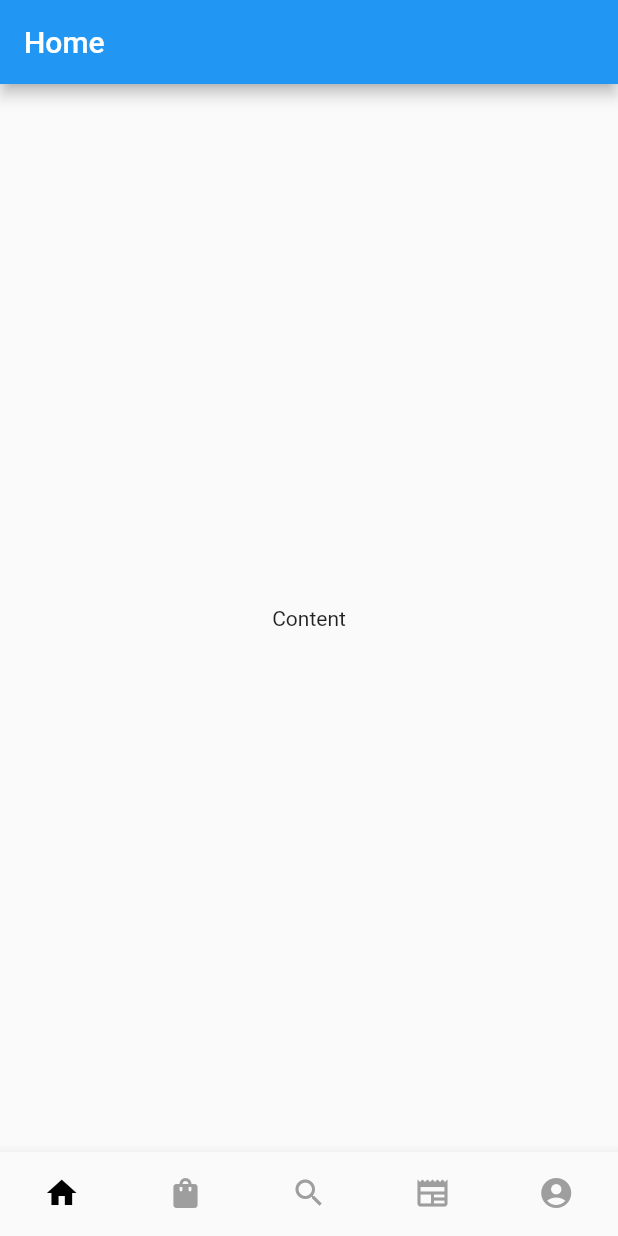
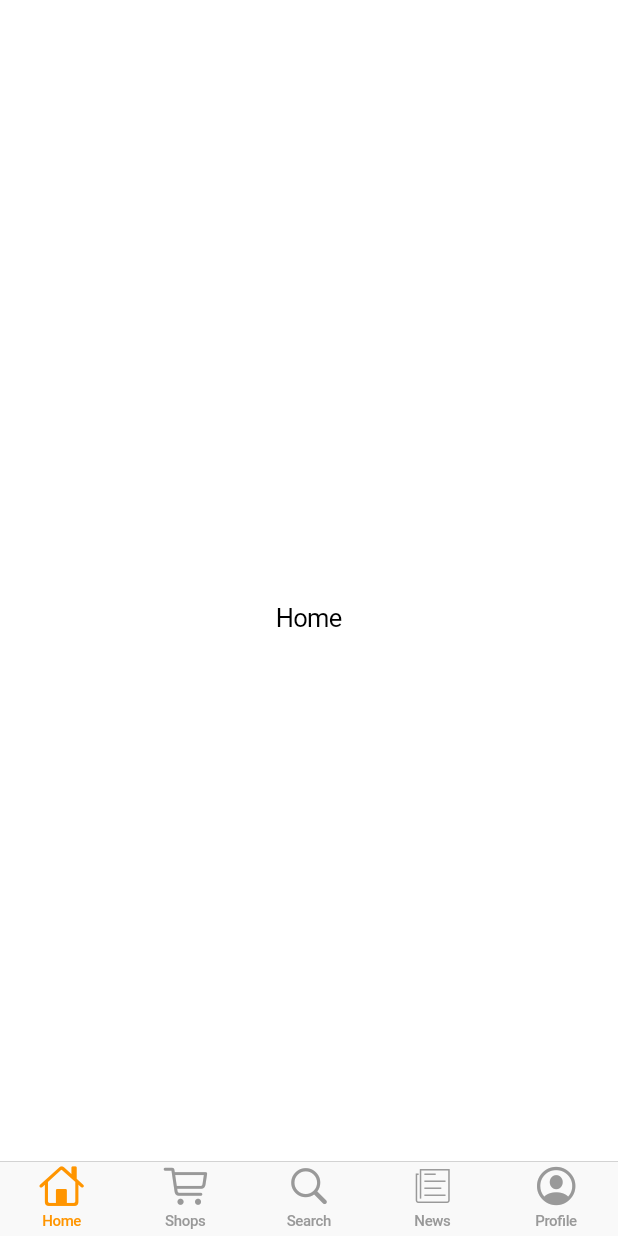
Before and after one commit to iamchiwon/FlutterStudy01, a Flutter app: the screen it shows after launch, on a phone screen of 412 x 824 dp. Run offline on Flutter 3.47's test engine with Material 2 defaults, Android fonts, the phone set to English and light mode, and no system bars.

Commit message:
change material theme to cupertino

```diff
--- a/lib/main.dart
+++ b/lib/main.dart
@@ -1,4 +1,4 @@
-import 'package:flutter/material.dart';
+import 'package:flutter/cupertino.dart';
 
 import 'page/bottom_tab.dart';
 
@@ -11,13 +11,12 @@ class App extends StatelessWidget {
 
   @override
   Widget build(BuildContext context) {
-    return MaterialApp(
+    return const CupertinoApp(
       debugShowCheckedModeBanner: false,
-      title: 'Flutter Demo',
-      theme: ThemeData(
-        primarySwatch: Colors.blue,
+      theme: CupertinoThemeData(
+        primaryColor: CupertinoColors.activeOrange,
       ),
-      home: const BottomTab(),
+      home: BottomTab(),
     );
   }
 }
--- a/lib/page/BottomTabViewModel.dart
+++ /dev/null
@@ -1,10 +0,0 @@
-import '../framework/ViewModel.dart';
-
-class BottomTabViewModel extends ViewModel{
-  int currentTabIndex = 0;
-
-  onChangeTab(int index) {
-    currentTabIndex = index;
-    refresh();
-  }
-}
--- a/lib/page/bottom_tab.dart
+++ b/lib/page/bottom_tab.dart
@@ -1,12 +1,10 @@
+import 'package:flutter/cupertino.dart';
 import 'package:flutter/material.dart';
-import 'package:sample01/framework/ViewModel.dart';
 import 'package:sample01/page/home/home_page.dart';
 import 'package:sample01/page/news/news_page.dart';
 import 'package:sample01/page/profile/profile_page.dart';
 import 'package:sample01/page/search/search_page.dart';
 import 'package:sample01/page/shop/shop_page.dart';
-
-import 'BottomTabViewModel.dart';
 
 class BottomTab extends StatefulWidget {
   const BottomTab({Key? key}) : super(key: key);
@@ -16,8 +14,6 @@ class BottomTab extends StatefulWidget {
 }
 
 class _BottomTabState extends State<BottomTab> {
-  BottomTabViewModel? _viewModel;
-
   final _pages = [
     const HomePage(),
     const ShopPage(),
@@ -27,33 +23,25 @@ class _BottomTabState extends State<BottomTab> {
   ];
 
   @override
-  void initState() {
-    _viewModel = createViewModel(BottomTabViewModel());
-    super.initState();
-  }
-
-  @override
   Widget build(BuildContext context) {
-    return Scaffold(
-      body: _pages[_viewModel!.currentTabIndex],
-      bottomNavigationBar: BottomNavigationBar(
-        unselectedItemColor: Colors.grey,
-        selectedItemColor: Colors.black,
-        showSelectedLabels: false,
-        showUnselectedLabels: false,
-        type: BottomNavigationBarType.fixed,
-        onTap: _viewModel!.onChangeTab,
-        currentIndex: _viewModel!.currentTabIndex,
+    return CupertinoTabScaffold(
+      tabBar: CupertinoTabBar(
         items: const [
-          BottomNavigationBarItem(icon: Icon(Icons.home), label: "Home"),
           BottomNavigationBarItem(
-              icon: Icon(Icons.shopping_bag), label: "Shops"),
-          BottomNavigationBarItem(icon: Icon(Icons.search), label: "Search"),
-          BottomNavigationBarItem(icon: Icon(Icons.newspaper), label: "News"),
+              icon: Icon(CupertinoIcons.home), label: "Home"),
           BottomNavigationBarItem(
-              icon: Icon(Icons.account_circle), label: "Profile"),
+              icon: Icon(CupertinoIcons.shopping_cart), label: "Shops"),
+          BottomNavigationBarItem(
+              icon: Icon(CupertinoIcons.search), label: "Search"),
+          BottomNavigationBarItem(
+              icon: Icon(CupertinoIcons.news), label: "News"),
+          BottomNavigationBarItem(
+              icon: Icon(CupertinoIcons.profile_circled), label: "Profile"),
         ],
       ),
+      tabBuilder: (context, index) {
+        return _pages[index];
+      },
     );
   }
 }
--- a/lib/page/home/home_page.dart
+++ b/lib/page/home/home_page.dart
@@ -1,4 +1,4 @@
-import 'package:flutter/material.dart';
+import 'package:flutter/cupertino.dart';
 
 class HomePage extends StatefulWidget {
   const HomePage({Key? key}) : super(key: key);
@@ -10,11 +10,8 @@ class HomePage extends StatefulWidget {
 class _HomePageState extends State<HomePage> {
   @override
   Widget build(BuildContext context) {
-    return Scaffold(
-      appBar: AppBar(
-        title: const Text("Home"),
-      ),
-      body: const Center(child: Text("Content")),
+    return const CupertinoPageScaffold(
+      child: Center(child: Text("Home")),
     );
   }
 }
```
Also changed, not shown: lib/page/news/news_page.dart (+3 -6 lines), lib/page/profile/profile_page.dart (+3 -6 lines), lib/page/search/search_page.dart (+3 -6 lines), lib/page/shop/shop_page.dart (+3 -6 lines).
